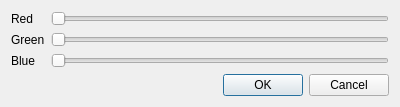
pdJeeves/ColorMatrixViewer, file src/pigmenteditor.ui: the form before one commit.
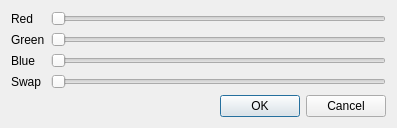
The form after the commit.

```diff
--- a/src/pigmenteditor.ui
+++ b/src/pigmenteditor.ui
@@ -6,8 +6,8 @@
    <rect>
     <x>0</x>
     <y>0</y>
-    <width>400</width>
-    <height>103</height>
+    <width>397</width>
+    <height>124</height>
    </rect>
   </property>
   <property name="windowTitle">
@@ -65,7 +65,7 @@
      </property>
     </widget>
    </item>
-   <item row="3" column="0" colspan="2">
+   <item row="6" column="0" colspan="2">
     <widget class="QDialogButtonBox" name="buttonBox">
      <property name="orientation">
       <enum>Qt::Horizontal</enum>
@@ -75,6 +75,23 @@
      </property>
     </widget>
    </item>
+   <item row="3" column="0">
+    <widget class="QLabel" name="label_4">
+     <property name="text">
+      <string>Swap</string>
+     </property>
+    </widget>
+   </item>
+   <item row="3" column="1">
+    <widget class="QSlider" name="horizontalSlider_4">
+     <property name="maximum">
+      <number>255</number>
+     </property>
+     <property name="orientation">
+      <enum>Qt::Horizontal</enum>
+     </property>
+    </widget>
+   </item>
   </layout>
  </widget>
  <resources/>
```
